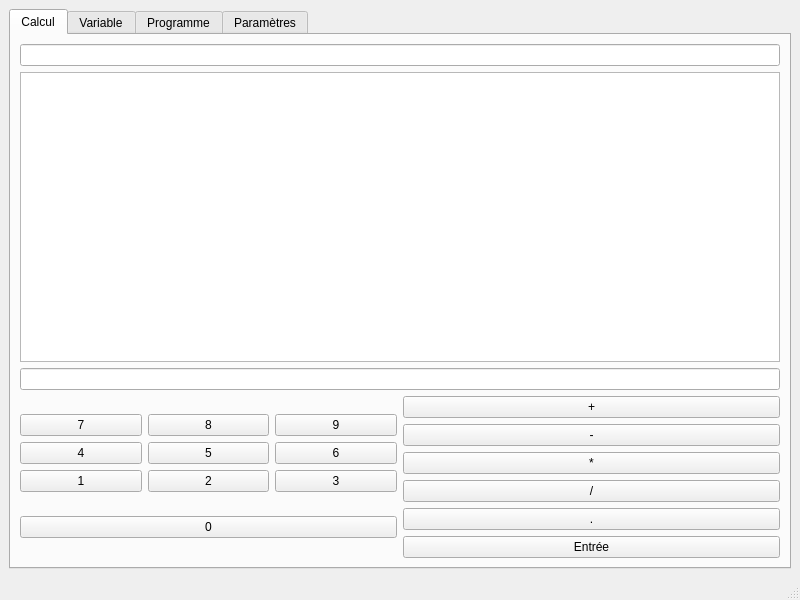
Above: mainwindow.ui from doremiiy/LO21_UTCalculator before the change. Below: the same form after it.
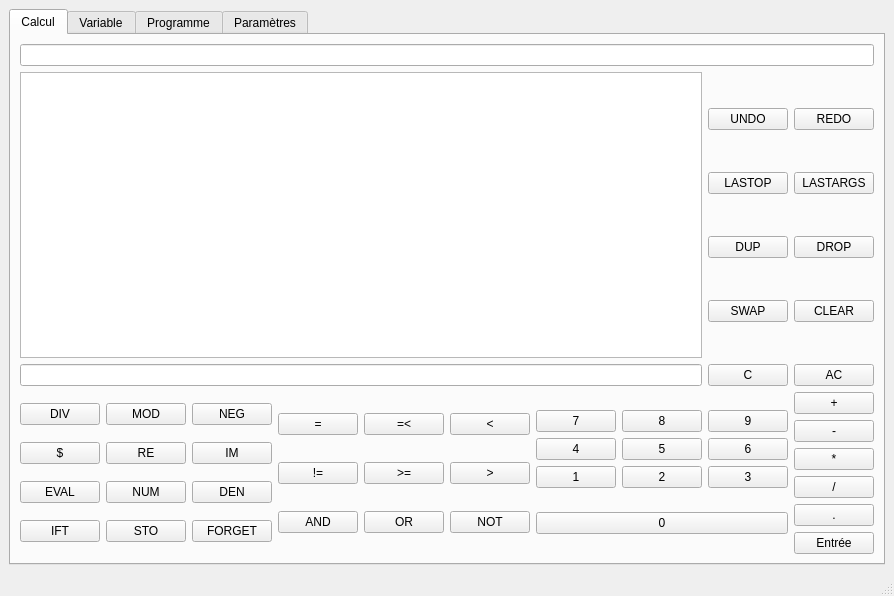
That is the form after the change. The open tabs and pages were chosen to show the change.

Commit message: Ajout du clavier complet

Patch:
```diff
--- a/mainwindow.ui
+++ b/mainwindow.ui
@@ -6,15 +6,15 @@
    <rect>
     <x>0</x>
     <y>0</y>
-    <width>800</width>
-    <height>600</height>
+    <width>807</width>
+    <height>596</height>
    </rect>
   </property>
   <property name="windowTitle">
    <string>UTCalculette</string>
   </property>
   <widget class="QWidget" name="centralwidget">
-   <layout class="QVBoxLayout" name="verticalLayout_6">
+   <layout class="QHBoxLayout" name="horizontalLayout_12">
     <item>
      <widget class="QTabWidget" name="tabWidget">
       <property name="maximumSize">
@@ -36,20 +36,264 @@
        <attribute name="title">
         <string>Calcul</string>
        </attribute>
-       <layout class="QVBoxLayout" name="verticalLayout_4">
+       <layout class="QHBoxLayout" name="horizontalLayout_13">
         <item>
-         <layout class="QVBoxLayout" name="verticalLayout_3">
+         <layout class="QVBoxLayout" name="LayoutPrincipal">
+          <property name="sizeConstraint">
+           <enum>QLayout::SetDefaultConstraint</enum>
+          </property>
           <item>
            <widget class="QLineEdit" name="message"/>
           </item>
           <item>
+           <layout class="QHBoxLayout" name="horizontalLayout_6">
+            <item>
            <widget class="QTableWidget" name="vuePile"/>
           </item>
           <item>
+             <layout class="QGridLayout" name="gridLayout_7">
+              <item row="1" column="1">
+               <widget class="QPushButton" name="buttonLastarg">
+                <property name="text">
+                 <string>LASTARGS</string>
+                </property>
+               </widget>
+              </item>
+              <item row="2" column="0">
+               <widget class="QPushButton" name="buttonDup">
+                <property name="text">
+                 <string>DUP</string>
+                </property>
+               </widget>
+              </item>
+              <item row="2" column="1">
+               <widget class="QPushButton" name="buttonDrop">
+                <property name="text">
+                 <string>DROP</string>
+                </property>
+               </widget>
+              </item>
+              <item row="0" column="1">
+               <widget class="QPushButton" name="buttonRedo">
+                <property name="text">
+                 <string>REDO</string>
+                </property>
+               </widget>
+              </item>
+              <item row="1" column="0">
+               <widget class="QPushButton" name="buttonLastop">
+                <property name="text">
+                 <string>LASTOP</string>
+                </property>
+               </widget>
+              </item>
+              <item row="0" column="0">
+               <widget class="QPushButton" name="buttonUndo">
+                <property name="text">
+                 <string>UNDO</string>
+                </property>
+               </widget>
+              </item>
+              <item row="3" column="0">
+               <widget class="QPushButton" name="buttonSwap">
+                <property name="text">
+                 <string>SWAP</string>
+                </property>
+               </widget>
+              </item>
+              <item row="3" column="1">
+               <widget class="QPushButton" name="buttonClear">
+                <property name="text">
+                 <string>CLEAR</string>
+                </property>
+               </widget>
+              </item>
+             </layout>
+            </item>
+           </layout>
+          </item>
+          <item>
+           <layout class="QHBoxLayout" name="Barre">
+            <item>
            <widget class="QLineEdit" name="commande"/>
           </item>
           <item>
+             <widget class="QPushButton" name="buttonC">
+              <property name="text">
+               <string>C</string>
+              </property>
+             </widget>
+            </item>
+            <item>
+             <widget class="QPushButton" name="buttonAC">
+              <property name="text">
+               <string>AC</string>
+              </property>
+             </widget>
+            </item>
+           </layout>
+          </item>
+          <item>
            <layout class="QHBoxLayout" name="clavier">
+            <item>
+             <layout class="QHBoxLayout" name="ClavierComplet">
+              <item>
+               <layout class="QGridLayout" name="gridLayout_5">
+                <item row="3" column="0">
+                 <widget class="QPushButton" name="buttonIft">
+                  <property name="text">
+                   <string>IFT</string>
+                  </property>
+                 </widget>
+                </item>
+                <item row="0" column="0">
+                 <widget class="QPushButton" name="buttonDiv_2">
+                  <property name="text">
+                   <string>DIV</string>
+                  </property>
+                 </widget>
+                </item>
+                <item row="3" column="1">
+                 <widget class="QPushButton" name="buttonSto">
+                  <property name="text">
+                   <string>STO</string>
+                  </property>
+                 </widget>
+                </item>
+                <item row="0" column="2">
+                 <widget class="QPushButton" name="buttonNeg">
+                  <property name="text">
+                   <string>NEG</string>
+                  </property>
+                 </widget>
+                </item>
+                <item row="3" column="2">
+                 <widget class="QPushButton" name="buttonForget">
+                  <property name="text">
+                   <string>FORGET</string>
+                  </property>
+                 </widget>
+                </item>
+                <item row="2" column="0">
+                 <widget class="QPushButton" name="buttonEval">
+                  <property name="text">
+                   <string>EVAL</string>
+                  </property>
+                 </widget>
+                </item>
+                <item row="1" column="0">
+                 <widget class="QPushButton" name="buttonComp">
+                  <property name="text">
+                   <string>$</string>
+                  </property>
+                 </widget>
+                </item>
+                <item row="1" column="1">
+                 <widget class="QPushButton" name="buttonRe">
+                  <property name="text">
+                   <string>RE</string>
+                  </property>
+                 </widget>
+                </item>
+                <item row="2" column="2">
+                 <widget class="QPushButton" name="buttonDen">
+                  <property name="text">
+                   <string>DEN</string>
+                  </property>
+                 </widget>
+                </item>
+                <item row="2" column="1">
+                 <widget class="QPushButton" name="buttonNum">
+                  <property name="text">
+                   <string>NUM</string>
+                  </property>
+                 </widget>
+                </item>
+                <item row="1" column="2">
+                 <widget class="QPushButton" name="buttonIm">
+                  <property name="text">
+                   <string>IM</string>
+                  </property>
+                 </widget>
+                </item>
+                <item row="0" column="1">
+                 <widget class="QPushButton" name="buttonMod">
+                  <property name="text">
+                   <string>MOD</string>
+                  </property>
+                 </widget>
+                </item>
+               </layout>
+              </item>
+              <item>
+               <layout class="QGridLayout" name="gridLayout_6">
+                <item row="2" column="0">
+                 <widget class="QPushButton" name="buttonAnd">
+                  <property name="text">
+                   <string>AND</string>
+                  </property>
+                 </widget>
+                </item>
+                <item row="0" column="0">
+                 <widget class="QPushButton" name="buttonEgal">
+                  <property name="text">
+                   <string>=</string>
+                  </property>
+                 </widget>
+                </item>
+                <item row="1" column="2">
+                 <widget class="QPushButton" name="buttonStricSup">
+                  <property name="text">
+                   <string>&gt;</string>
+                  </property>
+                 </widget>
+                </item>
+                <item row="2" column="1">
+                 <widget class="QPushButton" name="buttonOr">
+                  <property name="text">
+                   <string>OR</string>
+                  </property>
+                 </widget>
+                </item>
+                <item row="2" column="2">
+                 <widget class="QPushButton" name="buttonNot">
+                  <property name="text">
+                   <string>NOT</string>
+                  </property>
+                 </widget>
+                </item>
+                <item row="1" column="1">
+                 <widget class="QPushButton" name="buttonSup">
+                  <property name="text">
+                   <string>&gt;=</string>
+                  </property>
+                 </widget>
+                </item>
+                <item row="0" column="2">
+                 <widget class="QPushButton" name="buttonStricInf">
+                  <property name="text">
+                   <string>&lt;</string>
+                  </property>
+                 </widget>
+                </item>
+                <item row="1" column="0">
+                 <widget class="QPushButton" name="buttonDif">
+                  <property name="text">
+                   <string>!=</string>
+                  </property>
+                 </widget>
+                </item>
+                <item row="0" column="1">
+                 <widget class="QPushButton" name="buttonInf">
+                  <property name="text">
+                   <string>=&lt;</string>
+                  </property>
+                 </widget>
+                </item>
+               </layout>
+              </item>
+             </layout>
+            </item>
             <item>
              <layout class="QVBoxLayout" name="verticalLayout_2">
               <item>
```
Left out of the diff: 77 changed lines with no effect on the pictures. Lines whose indentation alone changed are shown as unchanged. The commit also changes 3 other files.
